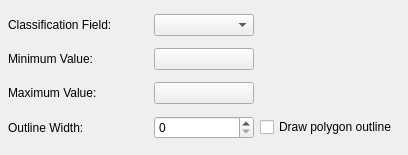
The window that src/ui/qgscontinuouscolordialogbase.ui (kadas-albireo/kadas-albireo) describes before a commit, drawn with Qt 5.
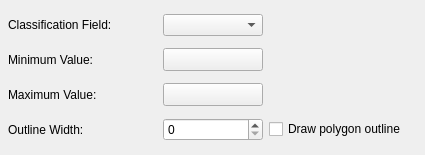
The same window after the commit. Custom widgets are drawn as their Qt base class.

Commit message: Add QgsColorButton class to display a color which can be altered using QColorDialog::getColor. Fix for bug #407. A subclass of QToolButton is needed to draw the button content because some platforms such as Mac OS X and Windows XP enforce a consistent GUI look by always using the button color of the current style and not allowing button backgrounds to be changed on a button by button basis. This class is a simplified version of QtColorButton, an internal class used by Qt Designer to do the same thing.

Patch:
```diff
--- a/src/ui/qgscontinuouscolordialogbase.ui
+++ b/src/ui/qgscontinuouscolordialogbase.ui
@@ -8,7 +8,7 @@
    <rect>
     <x>0</x>
     <y>0</y>
-    <width>408</width>
+    <width>425</width>
     <height>155</height>
    </rect>
   </property>
@@ -85,18 +85,9 @@
      <property name="minimumSize" >
       <size>
        <width>100</width>
-       <height>22</height>
+       <height>0</height>
       </size>
      </property>
-     <property name="maximumSize" >
-      <size>
-       <width>100</width>
-       <height>22</height>
-      </size>
-     </property>
-     <property name="text" >
-      <string/>
-     </property>
     </widget>
    </item>
    <item row="2" column="0" >
@@ -120,18 +111,9 @@
      <property name="minimumSize" >
       <size>
        <width>100</width>
-       <height>22</height>
+       <height>0</height>
       </size>
      </property>
-     <property name="maximumSize" >
-      <size>
-       <width>100</width>
-       <height>22</height>
-      </size>
-     </property>
-     <property name="text" >
-      <string/>
-     </property>
     </widget>
    </item>
    <item row="0" column="1" >
@@ -148,6 +130,13 @@
  </widget>
  <layoutdefault spacing="6" margin="11" />
  <pixmapfunction>qPixmapFromMimeSource</pixmapfunction>
+ <customwidgets>
+  <customwidget>
+   <class>QgsColorButton</class>
+   <extends>QToolButton</extends>
+   <header>qgscolorbutton.h</header>
+  </customwidget>
+ </customwidgets>
  <resources/>
  <connections/>
 </ui>
```
Left out of the diff: 7 changed lines with no effect on the pictures. The commit also changes 18 other files.
